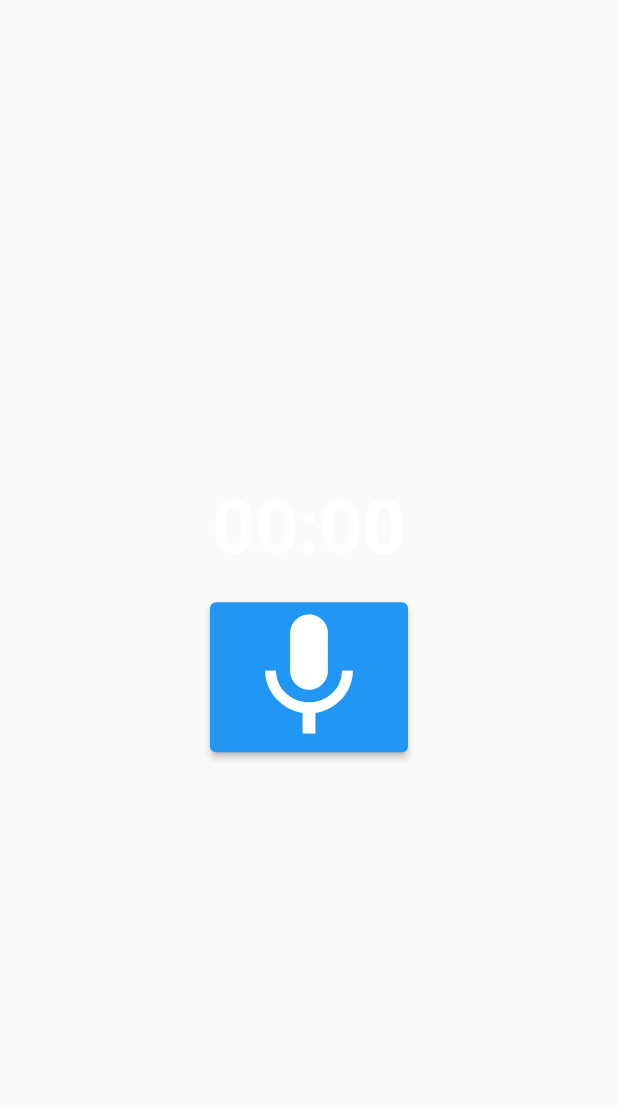
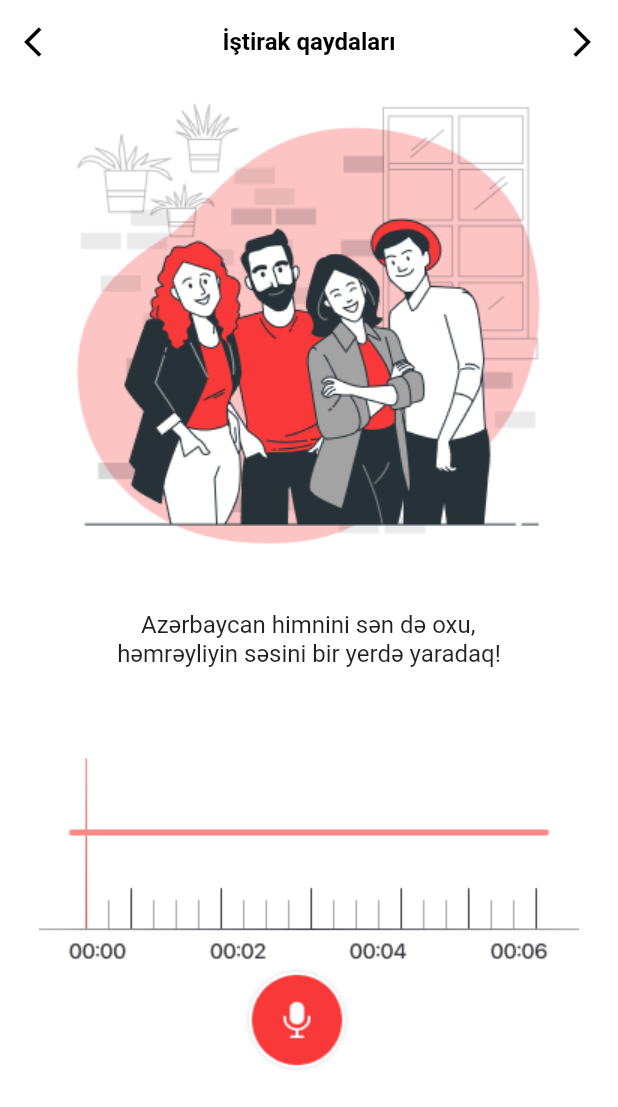
Before and after one commit to ibragimazizli/hemreylik_app, a Flutter app: the UsageScreen screen opened directly, after a tap on "Səsini yaz", on a phone screen of 412 x 824 dp. Shown: the top 1107 px of the screen. Run offline on Flutter 3.47's test engine with Material 2 defaults, Android fonts, the phone set to English and light mode, and no system bars; our stand-ins replace file_picker, intl_phone_number_input, permission_handler; missing offline and left inert: audio_waveforms, flutter_sound.

Commit message:
adding record functionality

```diff
--- a/lib/screens/otp_screen.dart
+++ b/lib/screens/otp_screen.dart
@@ -1,7 +1,6 @@
 // ignore_for_file: library_private_types_in_public_api
 
 import 'package:flutter/material.dart';
-import 'package:hermeyliyin_sesi/screens/home_screen.dart';
 import 'package:hermeyliyin_sesi/screens/info_screen.dart';
 import 'package:hermeyliyin_sesi/widgets/bottom_elements.dart';
 import 'dart:async';
--- a/lib/screens/record_page.dart
+++ b/lib/screens/record_page.dart
@@ -1,71 +1,68 @@
+// ignore_for_file: avoid_print
+
 import 'dart:io';
+
 
 import 'package:flutter/material.dart';
 import 'package:flutter_sound/flutter_sound.dart';
 import 'package:permission_handler/permission_handler.dart';
 
-class RecorderPage extends StatefulWidget {
-  const RecorderPage({Key? key}) : super(key: key);
+class SoundRecordPage extends StatefulWidget {
+  const SoundRecordPage({super.key});
 
   @override
-  State<RecorderPage> createState() => _RecorderPageState();
+  State<SoundRecordPage> createState() => _SoundRecordPageState();
 }
 
-class _RecorderPageState extends State<RecorderPage> {
+class _SoundRecordPageState extends State<SoundRecordPage> {
+  final recorder = FlutterSoundRecorder();
+
+  bool isRecorderReady = false;
+  Future record() async {
+    if (!isRecorderReady) return;
+    await recorder.startRecorder(
+      toFile: "audio.aac",
+      // audioSource: AudioSource.microphone,
+    );
+    // await controller.record(path: 'path'); // Record (path is optional)
+  }
+
+  Future stop() async {
+    if (!isRecorderReady) return;
+    final path = await recorder.stopRecorder();
+    final audioFile = File(path!);
+    print(audioFile);
+  }
+
+  Future initRecorder() async {
+    final status = await Permission.microphone.request();
+    if (status != PermissionStatus.granted) {
+      throw "Permission not grantted";
+    }
+
+    await recorder.openRecorder();
+    isRecorderReady = true;
+    recorder.setSubscriptionDuration(const Duration(milliseconds: 500));
+  }
+
+  void disposerec() {
+    recorder.closeRecorder();
+
+    super.dispose();
+  }
+
   @override
   void initState() {
+    // TODO: implement initState
+
     initRecorder();
-    requestMicrophonePermission();
     super.initState();
-  }
-
-  Future<void> requestMicrophonePermission() async {
-    PermissionStatus status = await Permission.microphone.request();
-    if (status != PermissionStatus.granted) {
-      // Handle permission denied
-      // ignore: use_build_context_synchronously
-      showDialog(
-        context: context,
-        builder: (BuildContext context) => AlertDialog(
-          title: const Text('Microphone Permission'),
-          content: const Text(
-              'Please grant microphone permission to use the voice recorder.'),
-          actions: <Widget>[
-            ElevatedButton(
-              child: const Text('OK'),
-              onPressed: () => Navigator.of(context).pop(),
-            ),
-          ],
-        ),
-      );
-    }
   }
 
   @override
   void dispose() {
-    recorder.closeRecorder();
+    disposerec();
     super.dispose();
-  }
-
-  final recorder = FlutterSoundRecorder();
-
-  Future initRecorder() async {
-    final status = await Permission.microphone.request();
-    if (status != PermissionStatus.granted) {
-      throw 'Permission not granted';
-    }
-    await recorder.openRecorder();
-    recorder.setSubscriptionDuration(const Duration(milliseconds: 500));
-  }
-
-  Future startRecord() async {
-    await recorder.startRecorder(toFile: "audio");
-  }
-
-  Future stopRecorder() async {
-    final filePath = await recorder.stopRecorder();
-    final file = File(filePath!);
-    print('Recorded file path: $filePath');
   }
 
   @override
@@ -75,47 +72,42 @@ class _RecorderPageState extends State<RecorderPage> {
         child: Column(
           mainAxisAlignment: MainAxisAlignment.center,
           children: [
+            recorder.isRecording == true
+                ? ElevatedButton(
+                    onPressed: () async {
+                      await stop();
+                      setState(() {});
+                    },
+                    child: const Text("Stop Recording"),
+                  )
+                : ElevatedButton(
+                    onPressed: () async {
+                      await record();
+                      setState(() {});
+                    },
+                    child: const Text("Start Recording"),
+                  ),
             StreamBuilder<RecordingDisposition>(
+                stream: recorder.onProgress,
                 builder: (context, snapshot) {
-              final duration =
-                  snapshot.hasData ? snapshot.data!.duration : Duration.zero;
-
-              String twoDigits(int n) => n.toString().padLeft(2, '0');
-
+                  final duration = snapshot.hasData
+                      ? snapshot.data!.duration
+                      : Duration.zero;
+                  String twoDigits(int n) => n.toString().padLeft(60);
                   final twoDigitMinutes =
                       twoDigits(duration.inMinutes.remainder(60));
                   final twoDigitSeconds =
                       twoDigits(duration.inSeconds.remainder(60));
-
-              return Text(
-                '$twoDigitMinutes:$twoDigitSeconds',
-                style: const TextStyle(
-                  color: Colors.white,
-                  fontSize: 50,
-                  fontWeight: FontWeight.bold,
+                  return Column(
+                    children: [
+                      Text(twoDigitMinutes.toString()),
+                      Text(twoDigitSeconds.toString()),
+                    ],
+                  );
+                }),
+          ],
+        ),
       ),
     );
-            },
-            stream: recorder.onProgress,
-          ),
-          const SizedBox(height: 20),
-          ElevatedButton(
-            onPressed: () async {
-              if (recorder.isRecording) {
-                await stopRecorder();
-                setState(() {});
-              } else {
-                await startRecord();
-                setState(() {});
-              }
-            },
-            child: Icon(
-              recorder.isRecording ? Icons.stop : Icons.mic,
-              size: 100,
-            ),
-          ),
-        ],
-      ),
-    ));
   }
 }
--- /dev/null
+++ b/lib/screens/test_rec.dart
@@ -0,0 +1,283 @@
+import 'dart:io';
+
+import 'package:audio_waveforms/audio_waveforms.dart';
+import 'package:file_picker/file_picker.dart';
+import 'package:flutter/material.dart';
+import 'package:path_provider/path_provider.dart';
+
+class TestRecordPage extends StatefulWidget {
+  const TestRecordPage({super.key});
+
+  @override
+  State<TestRecordPage> createState() => _TestRecordPageState();
+}
+
+class _TestRecordPageState extends State<TestRecordPage> {
+  late final RecorderController recorderController;
+
+  String? path;
+  String? musicFile;
+  bool isRecording = false;
+  bool isRecordingCompleted = false;
+  bool isLoading = true;
+  late Directory appDirectory;
+
+  @override
+  void initState() {
+    super.initState();
+    _getDir();
+    _initialiseControllers();
+  }
+
+  void _getDir() async {
+    appDirectory = await getApplicationDocumentsDirectory();
+    path = "${appDirectory.path}/recording.m4a";
+    isLoading = false;
+    setState(() {});
+  }
+
+  void _initialiseControllers() {
+    recorderController = RecorderController()
+      ..androidEncoder = AndroidEncoder.aac
+      ..androidOutputFormat = AndroidOutputFormat.mpeg4
+      ..iosEncoder = IosEncoder.kAudioFormatMPEG4AAC
+      ..sampleRate = 44100;
+  }
+
+  void _pickFile() async {
+    FilePickerResult? result = await FilePicker.platform.pickFiles();
+    if (result != null) {
+      musicFile = result.files.single.path;
+      setState(() {});
+    } else {
+      debugPrint("File not picked");
+    }
+  }
+
+  @override
+  void dispose() {
+    recorderController.dispose();
+    super.dispose();
+  }
+
+  @override
+  Widget build(BuildContext context) {
+    return Scaffold(
+        backgroundColor: Colors.white,
+        appBar: AppBar(
+          centerTitle: true,
+          title: const Text(
+            "İştirak qaydaları",
+            style: TextStyle(
+              color: Colors.black,
+              fontWeight: FontWeight.bold,
+              fontSize: 16,
+            ),
+          ),
+          elevation: 0,
+          backgroundColor: Colors.white,
+          actions: [
+            IconButton(
+              onPressed: () {},
+              icon: const Icon(
+                Icons.arrow_forward_ios,
+                color: Colors.black,
+              ),
+            ),
+          ],
+          leading: IconButton(
+            onPressed: () {},
+            icon: const Icon(
+              Icons.arrow_back_ios,
+              color: Colors.black,
+            ),
+          ),
+        ),
+        body: SingleChildScrollView(
+          child: Center(
+            child: Column(
+              mainAxisAlignment: MainAxisAlignment.center,
+              children: [
+                SizedBox(
+                  width: 320,
+                  height: 320,
+                  child: Image.asset(
+                    'assets/images/record.png',
+                    fit: BoxFit.cover,
+                  ),
+                ),
+                const SizedBox(
+                  height: 16,
+                ),
+                const Padding(
+                  padding: EdgeInsets.only(
+                    top: 15.0,
+                    left: 15,
+                    right: 15,
+                  ),
+                  child: SizedBox(
+                    width: double.infinity,
+                    child: Center(
+                      child: Text(
+                        "    Azərbaycan himnini sən də oxu,\nhəmrəyliyin səsini bir yerdə yaradaq!",
+                        style: TextStyle(
+                          fontSize: 16,
+                        ),
+                      ),
+                    ),
+                  ),
+                ),
+                SizedBox(
+                  width: double.infinity,
+                  height: 60,
+                  child: Center(
+                    child: Text(
+                      recorderController.elapsedDuration.inSeconds.toString(),
+                      style: const TextStyle(
+                        fontSize: 16,
+                      ),
+                    ),
+                  ),
+                ),
+                AnimatedSwitcher(
+                  duration: const Duration(milliseconds: 200),
+                  child: isRecording
+                      ? AudioWaveforms(
+                          enableGesture: true,
+                          size: Size(MediaQuery.of(context).size.width, 60),
+                          recorderController: recorderController,
+                          waveStyle: const WaveStyle(
+                            showDurationLabel: true,
+                            durationTextPadding: 20,
+                            durationStyle: TextStyle(color: Colors.black),
+                            durationLinesColor: Colors.black,
+                            waveColor: Colors.red,
+                            extendWaveform: true,
+                            showMiddleLine: false,
+                          ),
+                          padding: const EdgeInsets.only(left: 18),
+                          margin: const EdgeInsets.symmetric(horizontal: 15),
+                        )
+                      : SizedBox(
+                          width: 360,
+                          height: 139,
+                          child: Image.asset(
+                            'assets/images/no sound.png',
+                            fit: BoxFit.cover,
+                          ),
+                        ),
+                ),
+                !isRecording
+                    ? Row(
+                        mainAxisAlignment: MainAxisAlignment.center,
+                        children: [
+                          GestureDetector(
+                            onTap: _startOrStopRecording,
+                            child: Image.asset("assets/icons/micro.png"),
+                          ),
+                          isRecording
+                              ? IconButton(
+                                  onPressed: _refreshWave,
+                                  icon: const Icon(
+                                    Icons.refresh,
+                                    color: Colors.black,
+                                  ),
+                                )
+                              : const SizedBox(),
+                          const SizedBox(width: 16),
+                        ],
+                      )
+                    : Padding(
+                        padding: const EdgeInsets.only(top: 80.0, left: 48),
+                        child: Row(
+                          mainAxisAlignment: MainAxisAlignment.center,
+                          children: [
+                            GestureDetector(
+                              onTap: _startOrStopRecording,
+                              child: Image.asset("assets/icons/micro.png"),
+                            ),
+                            isRecording
+                                ? Padding(
+                                    padding: const EdgeInsets.only(left: 18.0),
+                                    child: GestureDetector(
+                                      onTap: _refreshWave,
+                                      child: Image.asset(
+                                          "assets/icons/cancel.png"),
+                                    ),
+                                  )
+                                : const SizedBox(),
+                            const SizedBox(width: 16),
+                          ],
+                        ),
+                      ),
+                const SizedBox(
+                  height: 40,
+                ),
+                isRecording
+                    ? Center(
+                        child: Container(
+                            decoration: BoxDecoration(
+                              color: Colors.white,
+                              borderRadius: BorderRadius.circular(10),
+                              boxShadow: const [
+                                BoxShadow(
+                                  color: Color.fromRGBO(51, 51, 51, 0.1),
+                                  spreadRadius: 0,
+                                  blurRadius: 4,
+                                  offset: Offset(0, 0),
+                                ),
+                              ],
+                            ),
+                            width: 160,
+                            height: 50,
+                            child: Center(
+                                child: Padding(
+                              padding: const EdgeInsets.all(8.0),
+                              child: Row(
+                                mainAxisAlignment:
+                                    MainAxisAlignment.spaceBetween,
+                                children: [
+                                  const Text(
+                                    "Səsiniz yazılır",
+                                    style: TextStyle(color: Colors.red),
+                                  ),
+                                  Image.asset("assets/icons/micred.png"),
+                                ],
+                              ),
+                            ))),
+                      )
+                    : const SizedBox()
+              ],
+            ),
+          ),
+        ));
+  }
+
+  void _startOrStopRecording() async {
+    try {
+      if (isRecording) {
+        recorderController.reset();
+
+        final path = await recorderController.stop(false);
+
+        if (path != null) {
+          isRecordingCompleted = true;
+          debugPrint(path);
+          debugPrint("Recorded file size: ${File(path).lengthSync()}");
+        }
+      } else {
+        await recorderController.record(path: path!);
+      }
+    } catch (e) {
+      debugPrint(e.toString());
+    } finally {
+      setState(() {
+        isRecording = !isRecording;
+      });
+    }
+  }
+
+  void _refreshWave() {
+    if (isRecording) recorderController.refresh();
+  }
+}
--- a/lib/screens/usage.dart
+++ b/lib/screens/usage.dart
@@ -1,5 +1,8 @@
+// ignore_for_file: unnecessary_const
+
 import 'package:flutter/material.dart';
 import 'package:hermeyliyin_sesi/screens/record_page.dart';
+import 'package:hermeyliyin_sesi/screens/test_rec.dart';
 import 'package:hermeyliyin_sesi/widgets/usage_widgets.dart';
 
 class UsageScreen extends StatelessWidget {
@@ -52,32 +55,35 @@ class UsageScreen extends StatelessWidget {
                 ),
               ),
               const SizedBox(
+                width: double.infinity,
+                child: Column(children: [
+                  SizedBox(
                     height: 16,
                   ),
-              const Padding(
-                padding: EdgeInsets.symmetric(horizontal: 30.0),
+                  Padding(
+                    padding: EdgeInsets.symmetric(horizontal: 15.0),
                     child: UsageInfoWidget(
                       icon: "assets/icons/Headset.png",
                       text:
                           "Səsinizi yazmadan öncə audio qulaqcıqlarınızın və mikrofonun qoşulduğuna əmin olun.",
                     ),
                   ),
-              const SizedBox(
+                  SizedBox(
                     height: 16,
                   ),
-              const Padding(
-                padding: EdgeInsets.symmetric(horizontal: 30.0),
+                  Padding(
+                    padding: EdgeInsets.symmetric(horizontal: 15.0),
                     child: UsageInfoWidget(
                       icon: "assets/icons/Speaker 04.png",
                       text:
                           "Səsinizi qeyd edərkən yerləşdiyiniz məkanın sakit olması vacibdir.",
                     ),
                   ),
-              const SizedBox(
+                  SizedBox(
                     height: 16,
                   ),
                   const Padding(
-                padding: EdgeInsets.symmetric(horizontal: 30.0),
+                    padding: EdgeInsets.symmetric(horizontal: 15.0),
                     child: UsageInfoWidget(
                       icon: "assets/icons/Speaker 03.png",
                       text:
@@ -88,7 +94,7 @@ class UsageScreen extends StatelessWidget {
                     height: 16,
                   ),
                   const Padding(
-                padding: EdgeInsets.symmetric(horizontal: 30.0),
+                    padding: EdgeInsets.symmetric(horizontal: 15.0),
                     child: UsageInfoWidget(
                       icon: "assets/icons/Message Text.png",
                       text:
@@ -98,10 +104,20 @@ class UsageScreen extends StatelessWidget {
                   const SizedBox(
                     height: 16,
                   ),
-              GestureDetector(
+                ]),
+              ),
+              Padding(
+                padding: const EdgeInsets.only(
+                  top: 15.0,
+                  left: 15,
+                  right: 15,
+                ),
+                child: GestureDetector(
                   onTap: () {
-                  Navigator.push(context,
-                      MaterialPageRoute(builder: (_) => RecorderPage()));
+                    Navigator.push(
+                        context,
+                        MaterialPageRoute(
+                            builder: (_) => const TestRecordPage()));
                   },
                   child: Container(
                     decoration: BoxDecoration(
@@ -116,7 +132,7 @@ class UsageScreen extends StatelessWidget {
                         ),
                       ],
                     ),
-                  width: 320,
+                    width: double.infinity,
                     height: 60,
                     child: Padding(
                       padding: const EdgeInsets.all(8.0),
@@ -142,6 +158,7 @@ class UsageScreen extends StatelessWidget {
                     ),
                   ),
                 ),
+              ),
             ],
           ),
         ),
--- a/pubspec.yaml
+++ b/pubspec.yaml
@@ -28,15 +28,19 @@ environment:
 # the latest version available on pub.dev. To see which dependencies have newer
 # versions available, run `flutter pub outdated`.
 dependencies:
+  audio_wave: ^0.1.5
+  audio_waveforms: ^1.0.4
   audioplayers: ^4.1.0
   charts_flutter: ^0.12.0
   cupertino_icons: ^1.0.2
+  file_picker: ^5.3.2
   flutter:
     sdk: flutter
   flutter_sound: ^9.2.13
   intl_phone_field: ^3.1.0
   intl_phone_number_input: ^0.7.3+1
-  just_audio: ^0.9.34
+  just_audio: any
+  just_waveform: ^0.0.5
   path_provider: ^2.0.15
   permission_handler: ^10.3.0
 
```
Also changed, not shown: lib/screens/home_screen.dart (+9 -7 lines), lib/screens/info_screen.dart (+19 -5 lines), lib/widgets/c_button.dart (+9 -2 lines), lib/widgets/input_box.dart (+9 -2 lines), assets/icons/cancel.png (added), assets/icons/micred.png (added), assets/icons/micro.png (added), assets/images/Group 27.png (added), assets/images/no sound.png (added), assets/images/record.png (added), pubspec.lock, 6 other files. Lines whose indentation alone changed are shown as unchanged.
